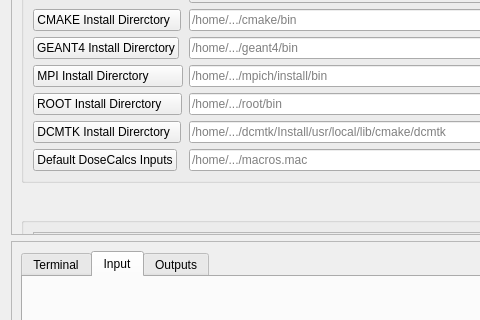
The window that gui/installationDialog.ui (devhliu/DoseCalcs-Gui) describes before a commit, drawn with Qt 5; both pictures show x 0 to 480 and y 166 to 486 of the 1124 by 808 pixel window.
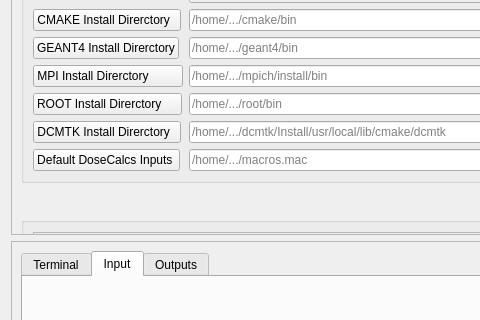
The same window after the commit. Custom widgets are drawn as their Qt base class.

What changed in the file:
```diff
--- a/gui/installationDialog.ui
+++ b/gui/installationDialog.ui
@@ -81,7 +81,7 @@
       <property name="geometry">
        <rect>
         <x>0</x>
-        <y>0</y>
+        <y>-79</y>
         <width>1090</width>
         <height>694</height>
        </rect>
@@ -320,7 +320,7 @@
           <item row="6" column="0">
            <widget class="QPushButton" name="pushButton_6">
             <property name="text">
-             <string>Default DoseCalcs Inputs</string>
+             <string>Default DoseCalcs Inputs </string>
             </property>
            </widget>
           </item>
```
